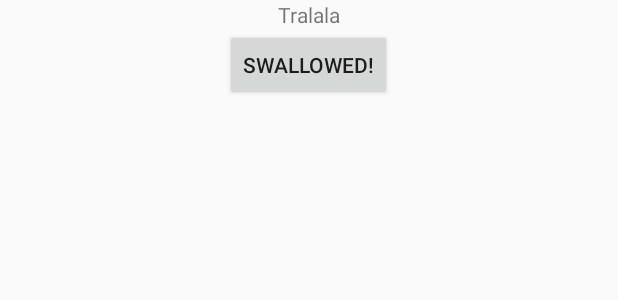
After one commit to shift-hackathon-2016/7-Repsly-Warriors, an Android app: the layout reminder_item.xml on its own in the app's theme, with its tools: preview values and no code run, on a phone screen of 412 x 824 dp. The commit adds this screen. Shown: the top 300 px of the screen. Run offline under Robolectric (Android 15) with nearby library versions, the phone set to English and light mode, and no system bars.

Commit message:
Reminder screen implemented

```diff
--- /dev/null
+++ b/CarelineAndroid/mobile/src/main/res/layout/reminder_item.xml
@@ -0,0 +1,27 @@
+<?xml version="1.0" encoding="utf-8"?>
+<LinearLayout
+    android:id="@+id/ll_reminder_item"
+    xmlns:android="http://schemas.android.com/apk/res/android"
+    xmlns:tools="http://schemas.android.com/tools"
+    android:layout_width="match_parent"
+    android:layout_height="match_parent"
+    android:orientation="vertical"
+    android:layout_weight="2"
+    tools:context="com.repsly.careline.MainActivity"
+    >
+
+    <TextView
+        android:id="@+id/tv_name_of_medicine"
+        android:layout_width="wrap_content"
+        android:layout_height="wrap_content"
+        android:layout_gravity="center"
+        android:text="Tralala"/>
+
+    <Button
+        android:id="@+id/btn_swallow"
+        android:text="Swallowed!"
+        android:layout_width="wrap_content"
+        android:layout_gravity="center"
+        android:layout_height="wrap_content"/>
+
+</LinearLayout>
```
Also changed, not shown: CarelineAndroid/mobile/src/main/java/com/repsly/careline/MainActivity.java (+8 -12 lines), CarelineAndroid/mobile/src/main/java/com/repsly/careline/ReminderActivity.java (+60 -4 lines), CarelineAndroid/mobile/src/main/java/com/repsly/careline/database/DbHelper.java (+28 -6 lines), CarelineAndroid/mobile/src/main/java/com/repsly/careline/helpers/AnimationHelper.java (added, +36 -0 lines), CarelineAndroid/mobile/src/main/java/com/repsly/careline/model/ReminderScheduleItem.java (added, +13 -0 lines), CarelineAndroid/mobile/src/main/java/com/repsly/careline/model/Schedule.java (added, +15 -0 lines), CarelineAndroid/mobile/src/main/java/com/repsly/careline/model/ScheduleItem.java (added, +11 -0 lines), CarelineAndroid/mobile/src/main/res/layout/reminder_activity.xml (+4 -14 lines).
